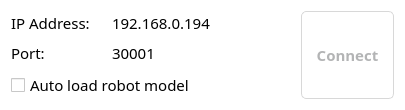
This is src/ConnectDialog.ui in thinkexist1989/rocos-viz as Qt 5 draws it before an edit. The edited form follows.
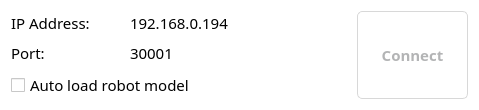
This is the edited form.

The edit to the form file:
```diff
--- a/src/ConnectDialog.ui
+++ b/src/ConnectDialog.ui
@@ -6,13 +6,13 @@
    <rect>
     <x>0</x>
     <y>0</y>
-    <width>405</width>
-    <height>76</height>
+    <width>479</width>
+    <height>107</height>
    </rect>
   </property>
   <property name="font">
    <font>
-    <family>Alibaba PuHuiTi 2.0</family>
+    <family>Alibaba PuHuiTi 3.0</family>
     <pointsize>11</pointsize>
     <italic>false</italic>
     <bold>false</bold>
```
Left out of the diff: 2 changed lines with no effect on the pictures.
